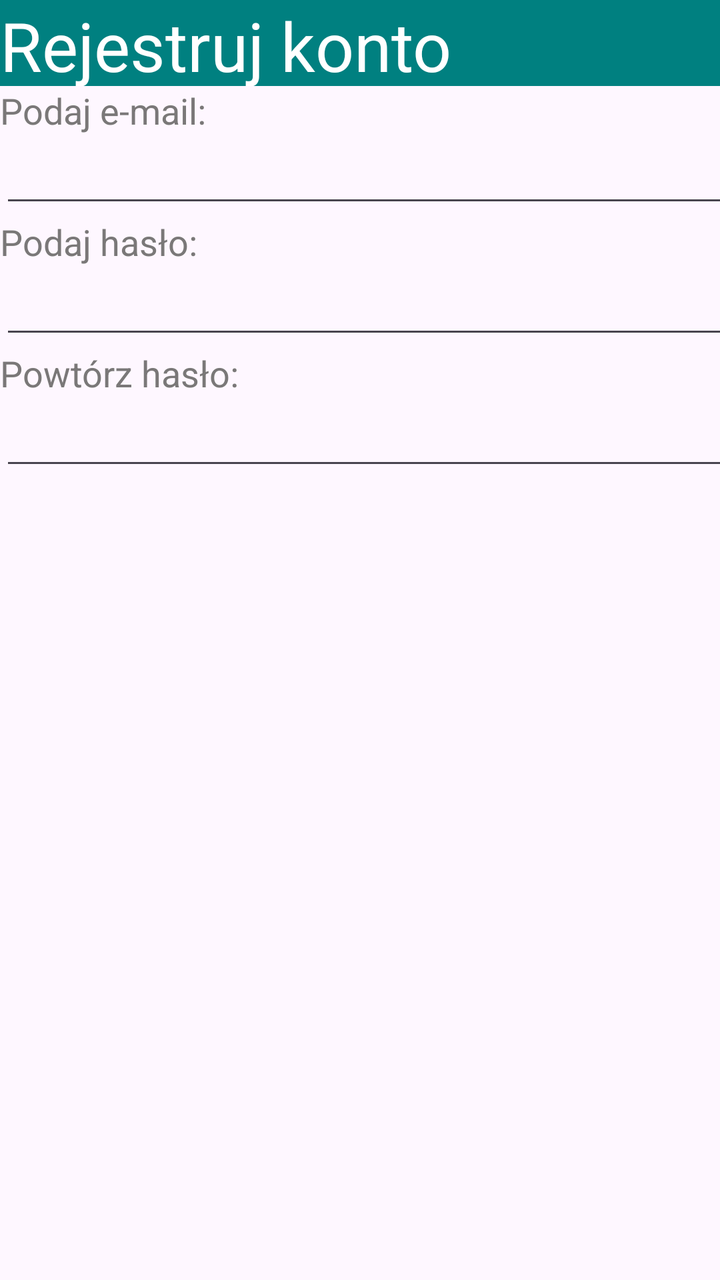
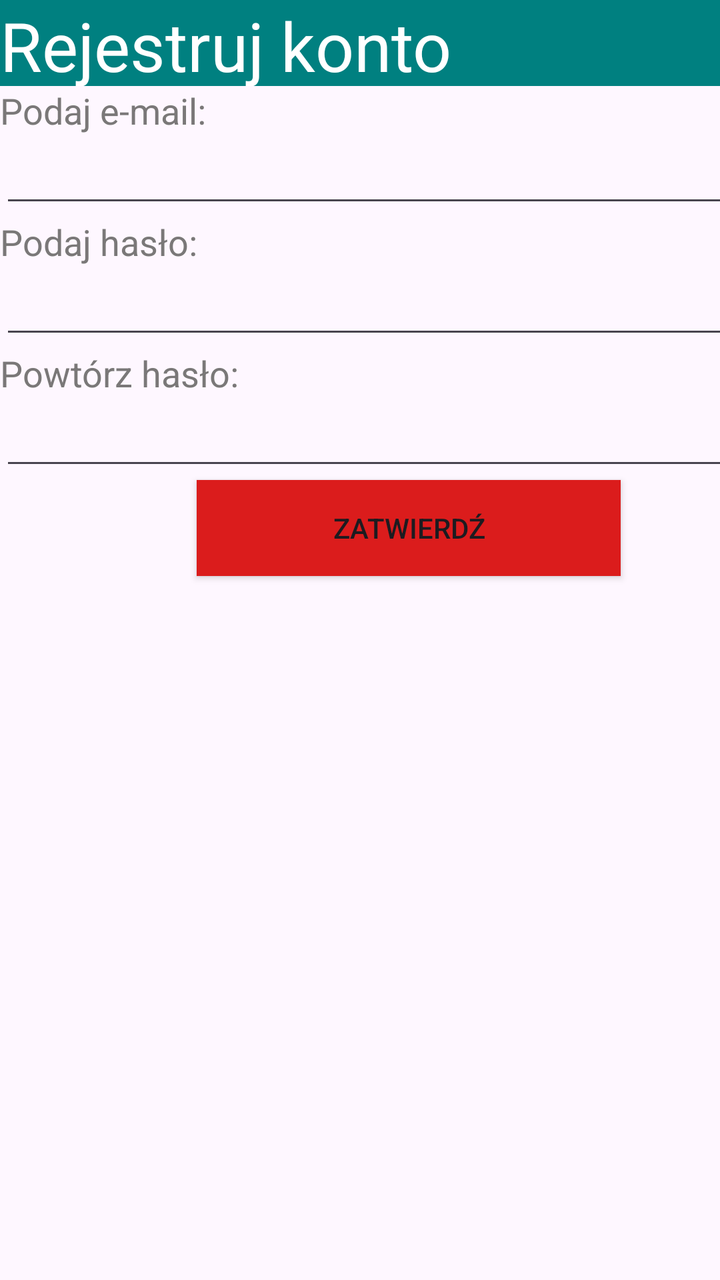

An Android layout rendered at two revisions. The XML below is the earlier revision; the diff shows what the commit changed to produce the second picture.
<!-- AndroidManifest.xml: application theme Theme.MyApp2809 -->
<!-- res/layout/activity_main.xml -->
<?xml version="1.0" encoding="utf-8"?>
<androidx.constraintlayout.widget.ConstraintLayout xmlns:android="http://schemas.android.com/apk/res/android"
    xmlns:app="http://schemas.android.com/apk/res-auto"
    xmlns:tools="http://schemas.android.com/tools"
    android:id="@+id/main"
    android:layout_width="match_parent"
    android:layout_height="match_parent"
    tools:context=".MainActivity">


    <LinearLayout
        android:layout_width="409dp"
        android:layout_height="729dp"
        android:orientation="vertical"
        tools:layout_editor_absoluteX="1dp"
        tools:layout_editor_absoluteY="1dp">

        <TextView
            android:id="@+id/textView"
            android:layout_width="match_parent"
            android:layout_height="43dp"
            android:background="#008080"
            android:text="@string/header_1"
            android:textColor="#FFFFFF"
            android:textSize="34sp" />

        <TextView
            android:id="@+id/textView2"
            android:layout_width="match_parent"
            android:layout_height="wrap_content"
            android:textColor="#7A7878"
            android:textSize="18sp"
            android:text="@string/label_1"
            />

        <EditText
            android:id="@+id/editTextTextEmailAddress2"
            android:layout_width="match_parent"
            android:layout_height="wrap_content"
            android:ems="10"
            android:inputType="textEmailAddress" />

        <TextView
            android:id="@+id/textView4"
            android:layout_width="match_parent"
            android:layout_height="wrap_content"
            android:text="@string/label_2"
            android:textColor="#7A7878"
            android:textSize="18sp" />

        <EditText
            android:id="@+id/editTextTextPassword"
            android:layout_width="match_parent"
            android:layout_height="wrap_content"
            android:ems="10"
            android:inputType="textPassword" />

        <TextView
            android:id="@+id/textView7"
            android:layout_width="match_parent"
            android:layout_height="wrap_content"
            android:text="@string/label_3"
            android:textColor="#7A7878"
            android:textSize="18sp" />

        <EditText
            android:id="@+id/editTextTextPassword2"
            android:layout_width="match_parent"
            android:layout_height="wrap_content"
            android:ems="10"
            android:inputType="textPassword" />

    </LinearLayout>
</androidx.constraintlayout.widget.ConstraintLayout>
<!-- resources referenced by this layout -->
<resources>
  <string name="header_1">Rejestruj konto</string>
  <string name="label_1">Podaj e-mail:</string>
  <string name="label_2">Podaj hasło:</string>
  <string name="label_3">Powtórz hasło:</string>
  <style name="Theme.MyApp2809" parent="Base.Theme.MyApp2809" />
  <style name="Base.Theme.MyApp2809" parent="Theme.Material3.DayNight.NoActionBar">
          
          
      </style>
</resources>

<!-- the commit's change to res/layout/activity_main.xml (unified diff, before → after) -->
@@ -13,7 +13,8 @@
         android:layout_height="729dp"
         android:orientation="vertical"
         tools:layout_editor_absoluteX="1dp"
-        tools:layout_editor_absoluteY="1dp">
+        tools:layout_editor_absoluteY="1dp"
+   >
 
         <TextView
             android:id="@+id/textView"
@@ -70,5 +71,14 @@
             android:ems="10"
             android:inputType="textPassword" />
 
+        <Button
+            android:id="@+id/button"
+            android:layout_width="212dp"
+            android:layout_height="wrap_content"
+            android:layout_gravity="center_horizontal"
+            android:background="#DB1C1C"
+            android:text="@string/btn_txt"
+            android:textColorLink="#CE1919" />
+
     </LinearLayout>
 </androidx.constraintlayout.widget.ConstraintLayout>
<!-- resource entries referenced after the edit -->
@@ -1,5 +1,6 @@
 <!-- resources referenced by this layout -->
 <resources>
+  <string name="btn_txt">ZATWIERDŹ</string>
   <string name="header_1">Rejestruj konto</string>
   <string name="label_1">Podaj e-mail:</string>
   <string name="label_2">Podaj hasło:</string>
